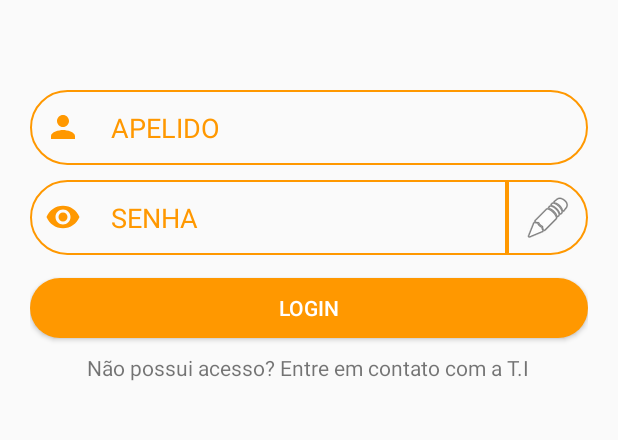
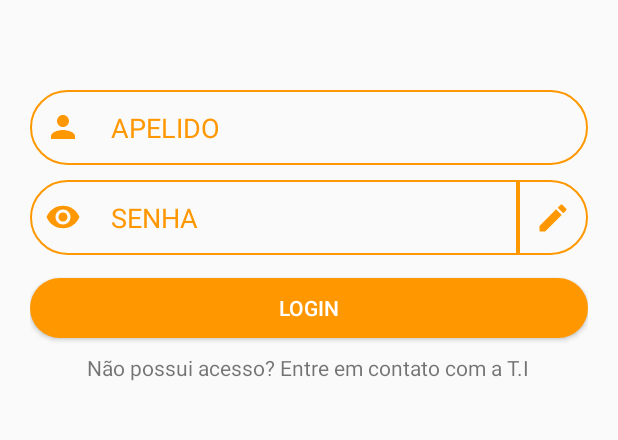
Before and after one commit to nascimentofe/scannerbarcode, an Android app: the LoginActivity screen opened directly, with no data from a screen before it, after a tap on an icon or button, on a phone screen of 412 x 824 dp, the part 300-740 px from its top. Run offline under Robolectric (Android 15) with nearby library versions, the phone set to English and light mode, and no system bars; libraries missing offline, so code that uses them is left out: br.com.simplepass; plain views replace CircularProgressButton; 2 statements that could not run were skipped.

```diff
--- a/app/src/main/java/com/viaexpressa/scannerbarcode/atividade/LoginActivity.java
+++ b/app/src/main/java/com/viaexpressa/scannerbarcode/atividade/LoginActivity.java
@@ -4,8 +4,10 @@ import androidx.appcompat.app.AppCompatActivity;
 
 import android.content.SharedPreferences;
 import android.os.Bundle;
+import android.text.InputType;
 import android.text.method.HideReturnsTransformationMethod;
 import android.text.method.PasswordTransformationMethod;
+import android.util.Log;
 import android.view.View;
 import android.widget.EditText;
 import android.widget.ImageButton;
@@ -83,11 +85,10 @@ public class LoginActivity extends AppCompatActivity {
         imgBtnExibirSenha.setOnClickListener(new View.OnClickListener() {
             @Override
             public void onClick(View v) {
-                if (editSenha.getTransformationMethod().toString()
-                        .equals("android.text.method.PasswordTransformationMethod@c9b1dfa")){
-                    editSenha.setTransformationMethod(HideReturnsTransformationMethod.getInstance());
+                if (editSenha.getInputType() == 129){ // password type
+                    editSenha.setInputType(131073); // text type
                 }else{
-                    editSenha.setTransformationMethod(PasswordTransformationMethod.getInstance());
+                    editSenha.setInputType(129);
                 }
             }
         });
--- /dev/null
+++ b/app/src/main/res/drawable/ic_baseline_edit_24.xml
@@ -0,0 +1,5 @@
+<vector android:height="24dp" android:tint="#FF9800"
+    android:viewportHeight="24" android:viewportWidth="24"
+    android:width="24dp" xmlns:android="http://schemas.android.com/apk/res/android">
+    <path android:fillColor="@android:color/white" android:pathData="M3,17.25V21h3.75L17.81,9.94l-3.75,-3.75L3,17.25zM20.71,7.04c0.39,-0.39 0.39,-1.02 0,-1.41l-2.34,-2.34c-0.39,-0.39 -1.02,-0.39 -1.41,0l-1.83,1.83 3.75,3.75 1.83,-1.83z"/>
+</vector>
--- a/app/src/main/res/layout/activity_login.xml
+++ b/app/src/main/res/layout/activity_login.xml
@@ -64,7 +64,7 @@
                 android:layout_weight="1"
                 android:layout_width="wrap_content"
                 android:layout_height="@dimen/h_edit_login"
-                android:src="@android:drawable/ic_menu_edit"
+                android:src="@drawable/ic_baseline_edit_24"
                 android:background="@drawable/back_right_round"/>
         </LinearLayout>
 
```
